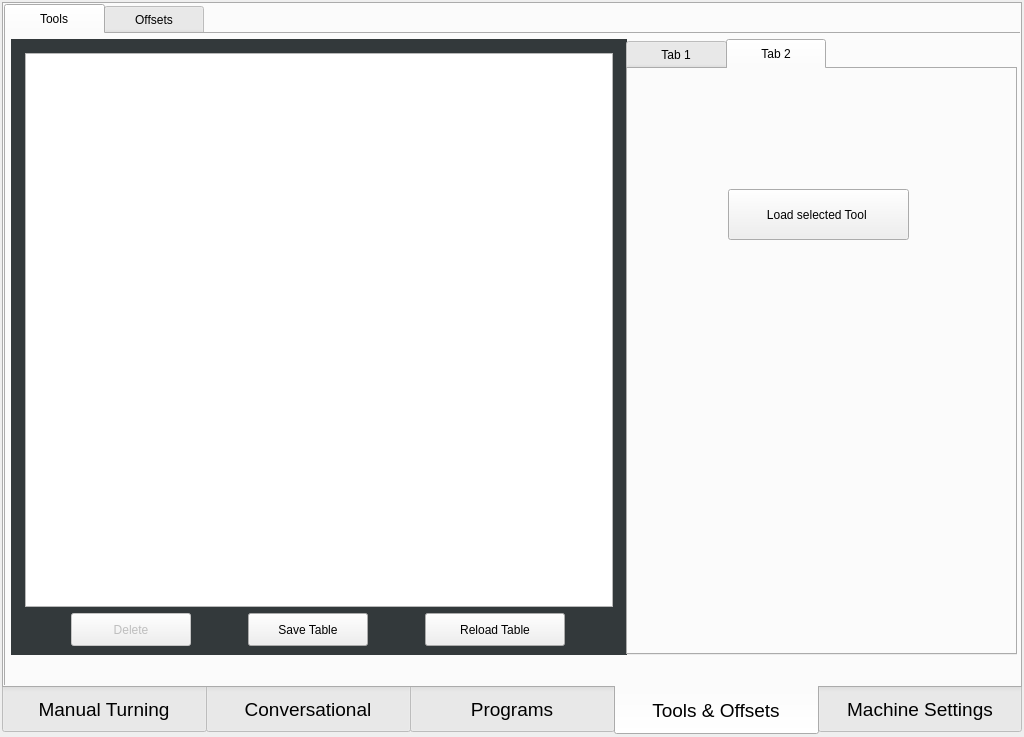
85vmh/teachinlathe, file src/teachinlathe/ui/mainwindow.ui: the form before one commit.
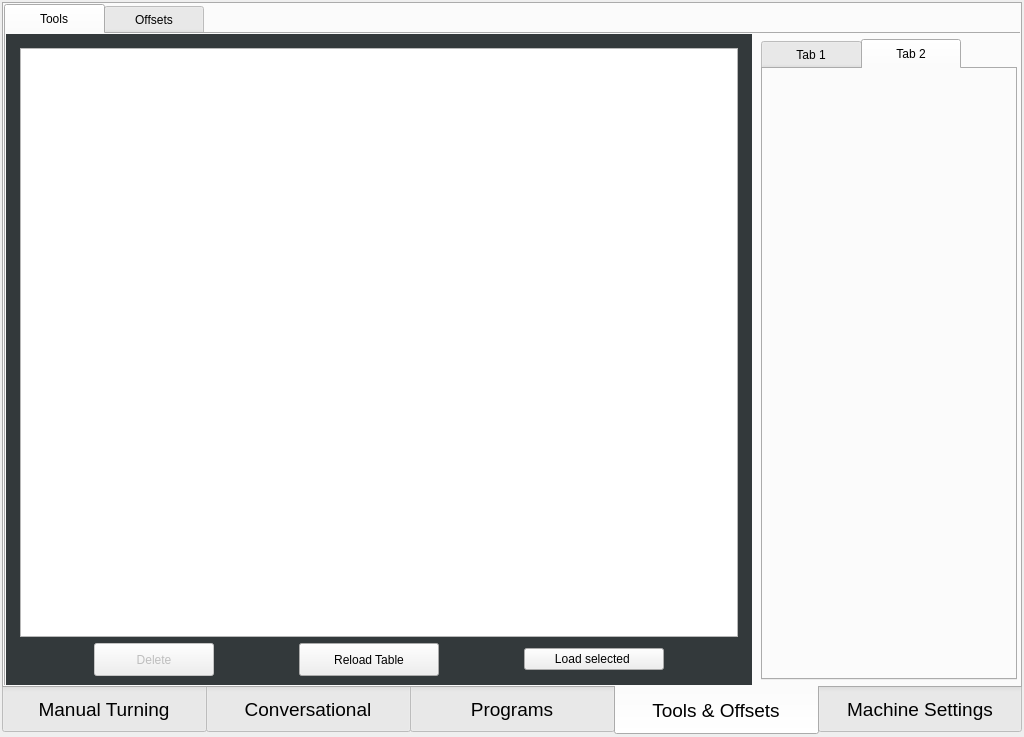
The form after the commit. The open tabs and pages were chosen to show the change. Icons and pictures are not drawn. Custom widgets are drawn as their Qt base class.

```diff
--- a/src/teachinlathe/ui/mainwindow.ui
+++ b/src/teachinlathe/ui/mainwindow.ui
@@ -3125,10 +3125,10 @@
                </property>
                <property name="geometry">
                 <rect>
-                 <x>5</x>
-                 <y>5</y>
-                 <width>616</width>
-                 <height>616</height>
+                 <x>0</x>
+                 <y>0</y>
+                 <width>746</width>
+                 <height>651</height>
                 </rect>
                </property>
                <property name="sizePolicy">
@@ -3221,39 +3221,6 @@
                     </property>
                    </widget>
                   </item>
-                  <item>
-                   <widget class="QPushButton" name="tool_table_save_button">
-                    <property name="sizePolicy">
-                     <sizepolicy hsizetype="Fixed" vsizetype="Fixed">
-                      <horstretch>0</horstretch>
-                      <verstretch>0</verstretch>
-                     </sizepolicy>
-                    </property>
-                    <property name="minimumSize">
-                     <size>
-                      <width>120</width>
-                      <height>33</height>
-                     </size>
-                    </property>
-                    <property name="maximumSize">
-                     <size>
-                      <width>120</width>
-                      <height>33</height>
-                     </size>
-                    </property>
-                    <property name="focusPolicy">
-                     <enum>Qt::NoFocus</enum>
-                    </property>
-                    <property name="styleSheet">
-                     <string notr="true">QPushButton {
-   	font: 12pt &quot;Noto&quot;;
-}</string>
-                    </property>
-                    <property name="text">
-                     <string>Save Table</string>
-                    </property>
-                   </widget>
-                  </item>
                   <item>
                    <widget class="QPushButton" name="tool_table_reload_button">
                     <property name="enabled">
@@ -3290,6 +3257,30 @@
                     </property>
                    </widget>
                   </item>
+                  <item>
+                   <widget class="QPushButton" name="loadSelectedTool">
+                    <property name="sizePolicy">
+                     <sizepolicy hsizetype="Fixed" vsizetype="Fixed">
+                      <horstretch>0</horstretch>
+                      <verstretch>0</verstretch>
+                     </sizepolicy>
+                    </property>
+                    <property name="minimumSize">
+                     <size>
+                      <width>140</width>
+                      <height>0</height>
+                     </size>
+                    </property>
+                    <property name="styleSheet">
+                     <string notr="true">QPushButton {
+   	font: 12pt &quot;Noto&quot;;
+}</string>
+                    </property>
+                    <property name="text">
+                     <string>Load selected </string>
+                    </property>
+                   </widget>
+                  </item>
                  </layout>
                 </item>
                </layout>
@@ -3297,10 +3288,10 @@
               <widget class="QTabWidget" name="toolsOperations">
                <property name="geometry">
                 <rect>
-                 <x>620</x>
+                 <x>755</x>
                  <y>5</y>
-                 <width>391</width>
-                 <height>616</height>
+                 <width>256</width>
+                 <height>641</height>
                 </rect>
                </property>
                <property name="currentIndex">
@@ -3939,19 +3930,6 @@
                 <attribute name="title">
                  <string>Tab 2</string>
                 </attribute>
-                <widget class="QPushButton" name="loadSelectedTool">
-                 <property name="geometry">
-                  <rect>
-                   <x>100</x>
-                   <y>120</y>
-                   <width>181</width>
-                   <height>51</height>
-                  </rect>
-                 </property>
-                 <property name="text">
-                  <string>Load selected Tool </string>
-                 </property>
-                </widget>
                </widget>
               </widget>
              </widget>
```
Left out of the diff: 195 changed lines with no effect on the pictures.
